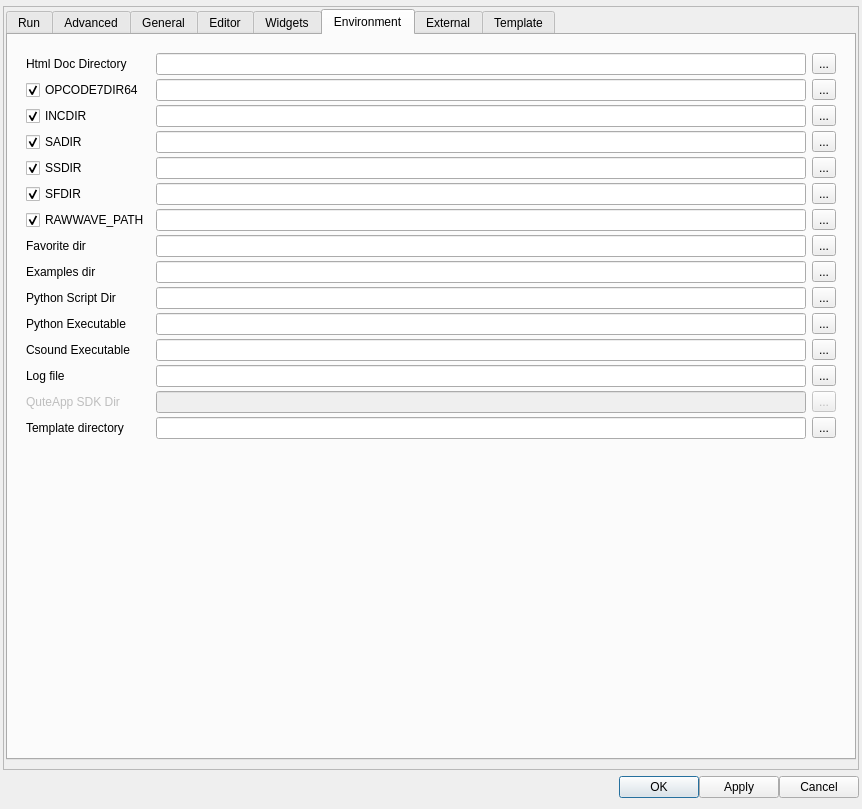
First picture: the form in src/configdialog.ui, repository mantaraya36/CsoundQt, before the edit.
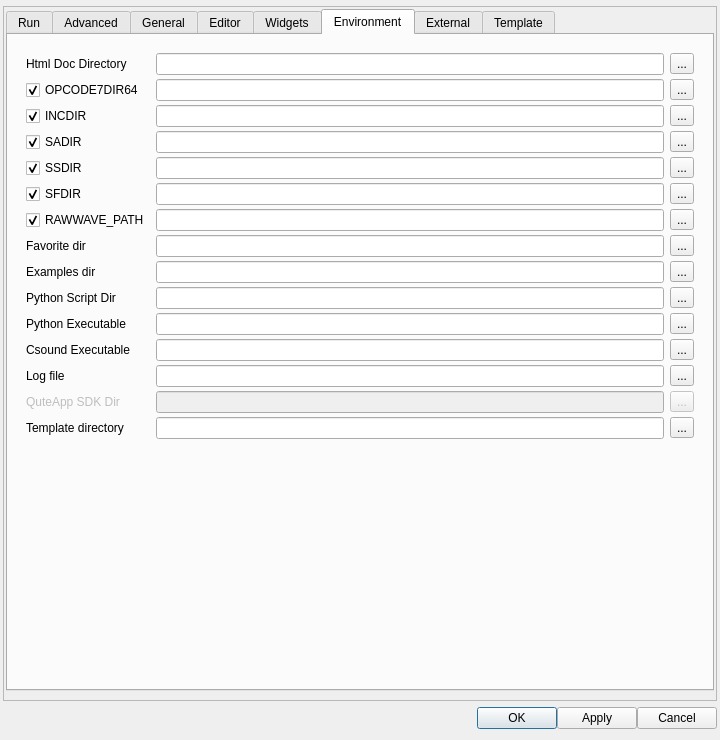
Second picture: the form after the edit.

Commit message: Put back smaller config window size, correct stretch.

```diff
--- a/src/configdialog.ui
+++ b/src/configdialog.ui
@@ -7,8 +7,8 @@
    <rect>
     <x>0</x>
     <y>0</y>
-    <width>862</width>
-    <height>809</height>
+    <width>720</width>
+    <height>740</height>
    </rect>
   </property>
   <property name="windowTitle">
@@ -46,8 +46,8 @@
        <rect>
         <x>0</x>
         <y>0</y>
-        <width>854</width>
-        <height>758</height>
+        <width>832</width>
+        <height>751</height>
        </rect>
       </property>
       <layout class="QGridLayout" name="gridLayout_18">
@@ -2532,7 +2532,7 @@
             <widget class="QFrame" name="frame_3">
              <layout class="QGridLayout" name="gridLayout">
               <item row="0" column="0">
-               <layout class="QGridLayout" name="environLayout">
+               <layout class="QGridLayout" name="environLayout" columnstretch="0,0,1,0">
                 <property name="verticalSpacing">
                  <number>4</number>
                 </property>
```
